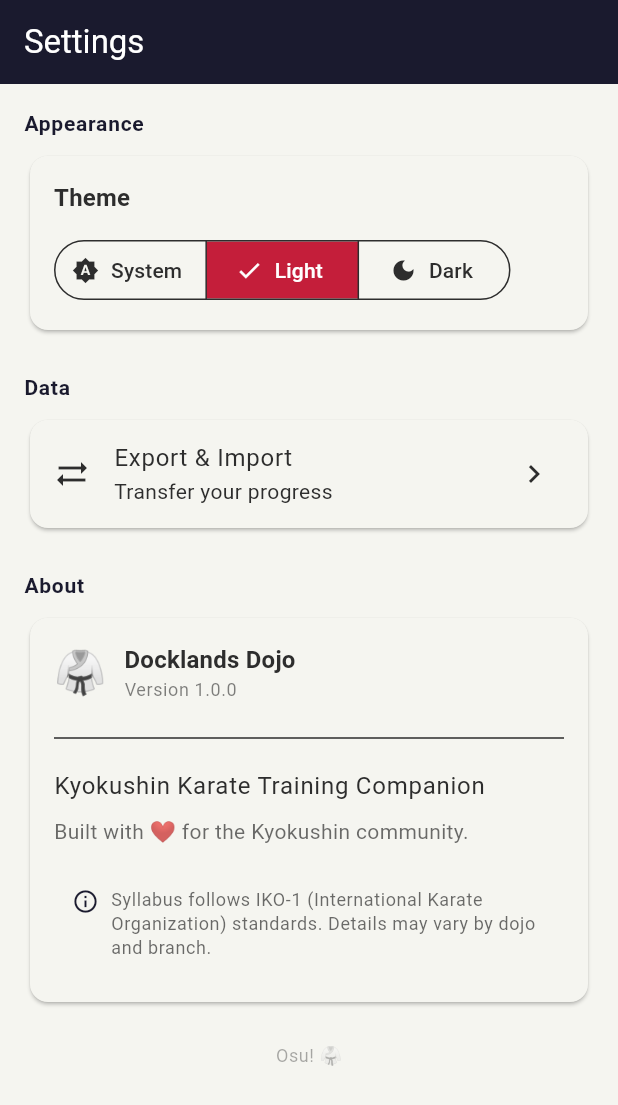
After one commit to hadesimpson/docklands-dojo, a Flutter app: the SettingsScreen screen opened by its route, after a tap on "Light", on a phone screen of 412 x 824 dp. The commit adds this screen. Shown: the top 1105 px of the screen. Run offline on Flutter 3.47's test engine with Material 3 defaults, Android fonts, the phone set to English and light mode, and no system bars; our stand-ins replace drift, file_picker, flutter_riverpod, go_router, riverpod_annotation, share_plus; accounts and stored records are empty; generated files the repository leaves out were written again.

Commit message:
feat: UI polish with settings screen, dark mode toggle, and accessibility

```diff
--- a/lib/app.dart
+++ b/lib/app.dart
@@ -1,13 +1,16 @@
 import 'package:docklands_dojo/models/belt_rank.dart';
 import 'package:docklands_dojo/models/quiz.dart';
+import 'package:docklands_dojo/providers/theme_provider.dart';
 import 'package:docklands_dojo/screens/belt_progression/belt_detail_screen.dart';
 import 'package:docklands_dojo/screens/belt_progression/belt_list_screen.dart';
 import 'package:docklands_dojo/screens/home/home_screen.dart';
 import 'package:docklands_dojo/screens/quiz/quiz_config_screen.dart';
 import 'package:docklands_dojo/screens/quiz/quiz_screen.dart';
 import 'package:docklands_dojo/screens/review/flashcard_screen.dart';
+import 'package:docklands_dojo/screens/settings/settings_screen.dart';
 import 'package:docklands_dojo/screens/technique/technique_library_screen.dart';
 import 'package:flutter/material.dart';
+import 'package:flutter_riverpod/flutter_riverpod.dart';
 import 'package:go_router/go_router.dart';
 
 import 'theme/dojo_theme.dart';
@@ -16,7 +19,10 @@ import 'theme/dojo_theme.dart';
 ///
 /// Configures [MaterialApp.router] with [GoRouter] for declarative
 /// navigation and the Dojo Material 3 theme (light + dark).
-class DojoApp extends StatelessWidget {
+///
+/// Watches [themeModeProvider] to reactively switch between
+/// system, light, and dark modes.
+class DojoApp extends ConsumerWidget {
   /// Optional router override for testing.
   final GoRouter? router;
 
@@ -24,13 +30,15 @@ class DojoApp extends StatelessWidget {
   const DojoApp({this.router, super.key});
 
   @override
-  Widget build(BuildContext context) {
+  Widget build(BuildContext context, WidgetRef ref) {
+    final themeMode = ref.watch(themeModeProvider);
+
     return MaterialApp.router(
       title: 'Docklands Dojo',
       debugShowCheckedModeBanner: false,
       theme: DojoTheme.light(),
       darkTheme: DojoTheme.dark(),
-      themeMode: ThemeMode.system,
+      themeMode: themeMode,
       routerConfig: router ?? dojoRouter,
     );
   }
@@ -47,7 +55,7 @@ final _shellNavigatorKey = GlobalKey<NavigatorState>();
 /// Uses a [ShellRoute] for bottom navigation with 4 tabs:
 /// Home, Techniques, Review, and Progress (Belt Progression).
 ///
-/// Additional routes for quiz, settings, and onboarding are
+/// Additional routes for quiz, settings, and belt detail are
 /// defined outside the shell.
 final GoRouter dojoRouter = GoRouter(
   navigatorKey: _rootNavigatorKey,
@@ -120,7 +128,7 @@ final GoRouter dojoRouter = GoRouter(
     GoRoute(
       path: '/settings',
       parentNavigatorKey: _rootNavigatorKey,
-      builder: (context, state) => const SettingsPlaceholder(),
+      builder: (context, state) => const SettingsScreen(),
     ),
   ],
 );
@@ -196,19 +204,3 @@ class _NavigationShellState extends State<NavigationShell> {
     );
   }
 }
-
-/// Temporary placeholder for the settings screen.
-///
-/// Will be fully implemented in CL14 with dark mode toggle.
-class SettingsPlaceholder extends StatelessWidget {
-  /// Creates a [SettingsPlaceholder].
-  const SettingsPlaceholder({super.key});
-
-  @override
-  Widget build(BuildContext context) {
-    return Scaffold(
-      appBar: AppBar(title: const Text('Settings')),
-      body: const Center(child: Text('Settings — coming in CL14')),
-    );
-  }
-}
--- /dev/null
+++ b/lib/providers/theme_provider.dart
@@ -0,0 +1,8 @@
+import 'package:flutter/material.dart';
+import 'package:flutter_riverpod/flutter_riverpod.dart';
+
+/// Provider for the current [ThemeMode].
+///
+/// Defaults to [ThemeMode.system] and allows toggling between
+/// system, light, and dark modes from the settings screen.
+final themeModeProvider = StateProvider<ThemeMode>((ref) => ThemeMode.system);
--- /dev/null
+++ b/lib/screens/settings/settings_screen.dart
@@ -0,0 +1,196 @@
+import 'package:docklands_dojo/providers/theme_provider.dart';
+import 'package:flutter/material.dart';
+import 'package:flutter_riverpod/flutter_riverpod.dart';
+
+/// Settings screen with dark mode toggle, about section, and links.
+///
+/// Provides:
+/// - **Theme toggle**: System / Light / Dark via segmented button
+/// - **About section**: App version, IKO-1 disclaimer
+/// - **Navigation**: Link to Export/Import screen
+///
+/// Theme selection is persisted via [themeModeProvider].
+class SettingsScreen extends ConsumerWidget {
+  /// Creates a [SettingsScreen].
+  const SettingsScreen({super.key});
+
+  @override
+  Widget build(BuildContext context, WidgetRef ref) {
+    final theme = Theme.of(context);
+    final currentThemeMode = ref.watch(themeModeProvider);
+
+    return Scaffold(
+      appBar: AppBar(title: const Text('Settings')),
+      body: ListView(
+        padding: const EdgeInsets.all(16),
+        children: [
+          // Theme section.
+          _buildSectionHeader(theme, 'Appearance'),
+          const SizedBox(height: 8),
+          Card(
+            child: Padding(
+              padding: const EdgeInsets.all(16),
+              child: Column(
+                crossAxisAlignment: CrossAxisAlignment.start,
+                children: [
+                  Text(
+                    'Theme',
+                    style: theme.textTheme.titleMedium?.copyWith(
+                      fontWeight: FontWeight.w600,
+                    ),
+                  ),
+                  const SizedBox(height: 12),
+                  Semantics(
+                    label: 'Theme mode selector',
+                    child: SegmentedButton<ThemeMode>(
+                      segments: const [
+                        ButtonSegment(
+                          value: ThemeMode.system,
+                          icon: Icon(Icons.brightness_auto),
+                          label: Text('System'),
+                        ),
+                        ButtonSegment(
+                          value: ThemeMode.light,
+                          icon: Icon(Icons.light_mode),
+                          label: Text('Light'),
+                        ),
+                        ButtonSegment(
+                          value: ThemeMode.dark,
+                          icon: Icon(Icons.dark_mode),
+                          label: Text('Dark'),
+                        ),
+                      ],
+                      selected: {currentThemeMode},
+                      onSelectionChanged: (modes) {
+                        ref.read(themeModeProvider.notifier).state =
+                            modes.first;
+                      },
+                    ),
+                  ),
+                ],
+              ),
+            ),
+          ),
+          const SizedBox(height: 24),
+
+          // Data section.
+          _buildSectionHeader(theme, 'Data'),
+          const SizedBox(height: 8),
+          Card(
+            child: ListTile(
+              leading: const Icon(Icons.sync_alt),
+              title: const Text('Export & Import'),
+              subtitle: const Text('Transfer your progress'),
+              trailing: const Icon(Icons.chevron_right),
+              onTap: () => Navigator.of(context).pushNamed('/export'),
+            ),
+          ),
+          const SizedBox(height: 24),
+
+          // About section.
+          _buildSectionHeader(theme, 'About'),
+          const SizedBox(height: 8),
+          Card(
+            child: Padding(
+              padding: const EdgeInsets.all(16),
+              child: Column(
+                crossAxisAlignment: CrossAxisAlignment.start,
+                children: [
+                  Row(
+                    children: [
+                      Text('🥋', style: theme.textTheme.headlineMedium),
+                      const SizedBox(width: 12),
+                      Column(
+                        crossAxisAlignment: CrossAxisAlignment.start,
+                        children: [
+                          Text(
+                            'Docklands Dojo',
+                            style: theme.textTheme.titleMedium?.copyWith(
+                              fontWeight: FontWeight.bold,
+                            ),
+                          ),
+                          Text(
+                            'Version 1.0.0',
+                            style: theme.textTheme.bodySmall?.copyWith(
+                              color: theme.colorScheme.onSurface.withAlpha(153),
+                            ),
+                          ),
+                        ],
+                      ),
+                    ],
+                  ),
+                  const SizedBox(height: 16),
+                  const Divider(),
+                  const SizedBox(height: 12),
+                  Text(
+                    'Kyokushin Karate Training Companion',
+                    style: theme.textTheme.bodyLarge,
+                  ),
+                  const SizedBox(height: 8),
+                  Text(
+                    'Built with ❤️ for the Kyokushin community.',
+                    style: theme.textTheme.bodyMedium?.copyWith(
+                      color: theme.colorScheme.onSurface.withAlpha(179),
+                    ),
+                  ),
+                  const SizedBox(height: 16),
+                  Container(
+                    padding: const EdgeInsets.all(12),
+                    decoration: BoxDecoration(
+                      color: theme.colorScheme.surfaceContainerHighest,
+                      borderRadius: BorderRadius.circular(8),
+                    ),
+                    child: Row(
+                      crossAxisAlignment: CrossAxisAlignment.start,
+                      children: [
+                        Icon(
+                          Icons.info_outline,
+                          size: 18,
+                          color: theme.colorScheme.primary,
+                        ),
+                        const SizedBox(width: 8),
+                        Expanded(
+                          child: Text(
+                            'Syllabus follows IKO-1 (International Karate '
+                            'Organization) standards. Details may vary by '
+                            'dojo and branch.',
+                            style: theme.textTheme.bodySmall?.copyWith(
+                              color: theme.colorScheme.onSurface.withAlpha(179),
+                            ),
+                          ),
+                        ),
+                      ],
+                    ),
+                  ),
+                ],
+              ),
+            ),
+          ),
+          const SizedBox(height: 24),
+
+          // Credits.
+          Center(
+            child: Text(
+              'Osu! 🥋',
+              style: theme.textTheme.bodySmall?.copyWith(
+                color: theme.colorScheme.onSurface.withAlpha(102),
+              ),
+            ),
+          ),
+          const SizedBox(height: 16),
+        ],
+      ),
+    );
+  }
+
+  Widget _buildSectionHeader(ThemeData theme, String title) {
+    return Text(
+      title,
+      style: theme.textTheme.labelLarge?.copyWith(
+        color: theme.colorScheme.primary,
+        fontWeight: FontWeight.bold,
+        letterSpacing: 0.5,
+      ),
+    );
+  }
+}
```
Also changed, not shown: 2 other files.
